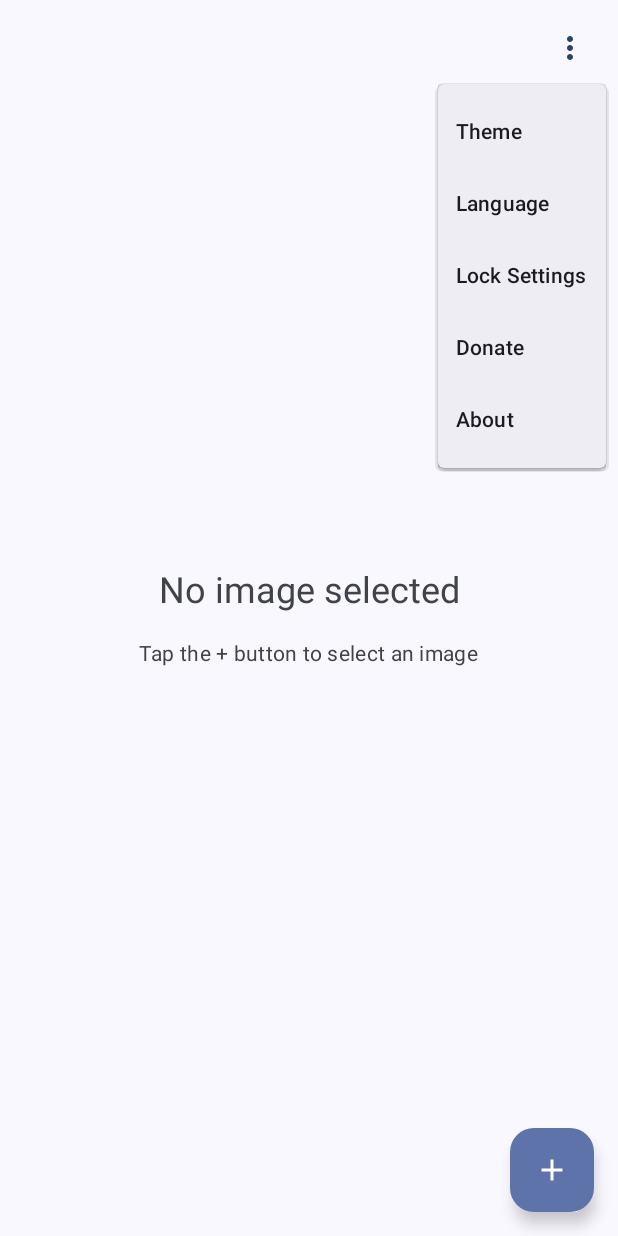
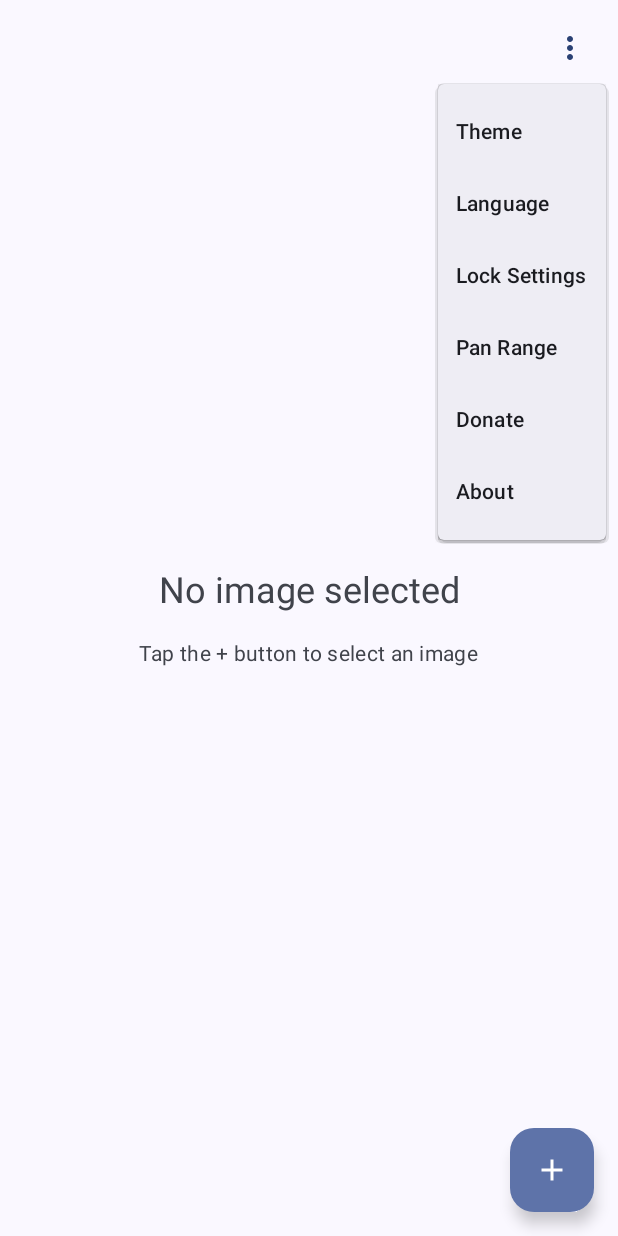
Before and after one commit to zac15987/LockView, an Android app built with Jetpack Compose: the screen it shows after launch (MainActivity), after a tap on "Menu", on a phone screen of 412 x 824 dp. Run offline under Robolectric (Android 15) with nearby library versions, the phone set to English and light mode, and no system bars.

Commit message:
feat: make the pan range adjustable in settings
Adds a "Pan Range" menu item with a slider (5%-50%, step 5%, default 10%) that
sets how much of the image panning must leave on screen. The value is stored in
DataStore by the new PanRangeRepository and passed through SettingsViewModel to
ImageViewer, replacing the fixed MIN_VISIBLE_FRACTION in ImageViewerState.

Raising the value re-clamps the current offset immediately, so a tighter range
does not make the image jump on the next touch.

Co-Authored-By: Claude Opus 5.5 (1M context) <noreply@anthropic.com>
Claude-Session: https://claude.ai/code/session_019GA33kQ3dZcmhYTAVa9xCV

```diff
--- a/app/src/main/java/com/zac15987/lockview/MainActivity.kt
+++ b/app/src/main/java/com/zac15987/lockview/MainActivity.kt
@@ -19,6 +19,7 @@ import androidx.lifecycle.viewmodel.compose.viewModel
 import androidx.lifecycle.compose.collectAsStateWithLifecycle
 import com.zac15987.lockview.data.language.LanguageRepository
 import com.zac15987.lockview.data.lockedcontrols.LockedControlsRepository
+import com.zac15987.lockview.data.panrange.PanRangeRepository
 import com.zac15987.lockview.data.puremode.PureModeRepository
 import com.zac15987.lockview.data.theme.ThemeRepository
 import com.zac15987.lockview.ui.screens.ImageViewerScreen
@@ -106,8 +107,9 @@ class MainActivity : ComponentActivity() {
             val themeRepository = ThemeRepository(this@MainActivity)
             val lockedControlsRepository = LockedControlsRepository(this@MainActivity)
             val pureModeRepository = PureModeRepository(this@MainActivity)
+            val panRangeRepository = PanRangeRepository(this@MainActivity)
             val settingsViewModel: SettingsViewModel = viewModel(
-                factory = SettingsViewModelFactory(themeRepository, languageRepository, lockedControlsRepository, pureModeRepository)
+                factory = SettingsViewModelFactory(themeRepository, languageRepository, lockedControlsRepository, pureModeRepository, panRangeRepository)
             )
             val themePreference = settingsViewModel.themePreference.collectAsStateWithLifecycle()
             val languageChanged = settingsViewModel.languageChanged.collectAsStateWithLifecycle()
--- a/app/src/main/java/com/zac15987/lockview/data/ImageViewerState.kt
+++ b/app/src/main/java/com/zac15987/lockview/data/ImageViewerState.kt
@@ -11,6 +11,7 @@ import androidx.compose.runtime.mutableStateOf
 import androidx.compose.runtime.setValue
 import androidx.compose.ui.geometry.Offset
 import androidx.compose.ui.unit.IntSize
+import com.zac15987.lockview.data.panrange.PanRangeRepository
 import kotlinx.coroutines.async
 import kotlinx.coroutines.coroutineScope
 import kotlin.math.cos
@@ -53,6 +54,10 @@ class ImageViewerState(
     var error: String? by mutableStateOf(null)
     var toastMessage: String? by mutableStateOf(null)
     var isRotationEnabled: Boolean by mutableStateOf(false)
+
+    // Smallest share of the image (per axis) that panning must leave on screen
+    var minVisibleFraction by mutableFloatStateOf(PanRangeRepository.DEFAULT_PERCENT / 100f)
+        private set
 
     // Computed properties
     val imageAspectRatio: Float
@@ -186,6 +191,14 @@ class ImageViewerState(
         updateOffset(newOffset)
     }
 
+    // Re-clamps the current offset, so a tighter range takes effect immediately instead of
+    // making the image jump on the next touch
+    suspend fun updateMinVisibleFraction(fraction: Float) {
+        if (fraction == minVisibleFraction) return
+        minVisibleFraction = fraction
+        updateOffset(offset)
+    }
+
     // Rotation functionality
     suspend fun updateRotation(newRotation: Float) {
         val normalized = newRotation % 360f
@@ -208,11 +221,6 @@ class ImageViewerState(
         _scale.snapTo(fitScale)
     }
 
-    private companion object {
-        // Smallest share of the image (per axis) that panning must leave on screen
-        const val MIN_VISIBLE_FRACTION = 0.1f
-    }
-
     // Calculate bounds for current scale
     private fun calculateBounds(currentScale: Float): Bounds {
         if (layoutSize.width == 0 || layoutSize.height == 0) {
@@ -227,16 +235,16 @@ class ImageViewerState(
         // Per axis, the larger of:
         //  - scaled / 2: any point of the image can be brought to the layout centre, so an area
         //    near the image edge can be centred instead of stopping at the screen edge
-        //  - layout / 2 + scaled * (1/2 - MIN_VISIBLE_FRACTION): the image can be pushed off
-        //    screen until only MIN_VISIBLE_FRACTION of it is left inside the layout
+        //  - layout / 2 + scaled * (1/2 - minVisibleFraction): the image can be pushed off
+        //    screen until only minVisibleFraction of it is left inside the layout
         // Both are continuous in scale, so zooming never makes the offset jump.
         val maxOffsetX = max(
             scaledImageWidth / 2f,
-            layoutSize.width / 2f + scaledImageWidth * (0.5f - MIN_VISIBLE_FRACTION)
+            layoutSize.width / 2f + scaledImageWidth * (0.5f - minVisibleFraction)
         )
         val maxOffsetY = max(
             scaledImageHeight / 2f,
-            layoutSize.height / 2f + scaledImageHeight * (0.5f - MIN_VISIBLE_FRACTION)
+            layoutSize.height / 2f + scaledImageHeight * (0.5f - minVisibleFraction)
         )
 
         return Bounds(
--- /dev/null
+++ b/app/src/main/java/com/zac15987/lockview/data/panrange/PanRangeRepository.kt
@@ -0,0 +1,40 @@
+package com.zac15987.lockview.data.panrange
+
+import android.content.Context
+import androidx.datastore.core.DataStore
+import androidx.datastore.preferences.core.Preferences
+import androidx.datastore.preferences.core.edit
+import androidx.datastore.preferences.core.intPreferencesKey
+import androidx.datastore.preferences.preferencesDataStore
+import kotlinx.coroutines.flow.Flow
+import kotlinx.coroutines.flow.map
+
+private val Context.panRangeDataStore: DataStore<Preferences> by preferencesDataStore(name = "pan_range_preferences")
+
+/**
+ * Stores how much of the image (in percent, per axis) panning must leave on screen.
+ */
+class PanRangeRepository(private val context: Context) {
+
+    private val minVisiblePercentKey = intPreferencesKey("min_visible_percent")
+
+    val minVisiblePercent: Flow<Int> = context.panRangeDataStore.data
+        .map { preferences ->
+            (preferences[minVisiblePercentKey] ?: DEFAULT_PERCENT).coerceIn(MIN_PERCENT, MAX_PERCENT)
+        }
+
+    suspend fun setMinVisiblePercent(percent: Int) {
+        context.panRangeDataStore.edit { preferences ->
+            preferences[minVisiblePercentKey] = percent.coerceIn(MIN_PERCENT, MAX_PERCENT)
+        }
+    }
+
+    companion object {
+        // Below 5% the image can all but vanish; the pan detector covers the whole screen, so
+        // the visible sliver never needs to be large enough to grab
+        const val MIN_PERCENT = 5
+        const val MAX_PERCENT = 50
+        const val STEP_PERCENT = 5
+        const val DEFAULT_PERCENT = 10
+    }
+}
--- a/app/src/main/java/com/zac15987/lockview/viewmodel/SettingsViewModel.kt
+++ b/app/src/main/java/com/zac15987/lockview/viewmodel/SettingsViewModel.kt
@@ -6,6 +6,7 @@ import com.zac15987.lockview.data.language.LanguagePreference
 import com.zac15987.lockview.data.language.LanguageRepository
 import com.zac15987.lockview.data.lockedcontrols.LockedControlsPreference
 import com.zac15987.lockview.data.lockedcontrols.LockedControlsRepository
+import com.zac15987.lockview.data.panrange.PanRangeRepository
 import com.zac15987.lockview.data.puremode.PureModePreference
 import com.zac15987.lockview.data.puremode.PureModeRepository
 import com.zac15987.lockview.data.theme.ThemePreference
@@ -20,7 +21,8 @@ class SettingsViewModel(
     private val themeRepository: ThemeRepository,
     private val languageRepository: LanguageRepository,
     private val lockedControlsRepository: LockedControlsRepository,
-    private val pureModeRepository: PureModeRepository
+    private val pureModeRepository: PureModeRepository,
+    private val panRangeRepository: PanRangeRepository
 ) : ViewModel() {
 
     val themePreference: StateFlow<ThemePreference> = themeRepository.themePreference
@@ -51,6 +53,13 @@ class SettingsViewModel(
             initialValue = PureModePreference.DISABLED
         )
 
+    val panMinVisiblePercent: StateFlow<Int> = panRangeRepository.minVisiblePercent
+        .stateIn(
+            scope = viewModelScope,
+            started = kotlinx.coroutines.flow.SharingStarted.WhileSubscribed(5000),
+            initialValue = PanRangeRepository.DEFAULT_PERCENT
+        )
+
     private val _languageChanged = MutableStateFlow(false)
     val languageChanged: StateFlow<Boolean> = _languageChanged.asStateFlow()
 
@@ -79,6 +88,12 @@ class SettingsViewModel(
         }
     }
 
+    fun setPanMinVisiblePercent(percent: Int) {
+        viewModelScope.launch {
+            panRangeRepository.setMinVisiblePercent(percent)
+        }
+    }
+
     fun onLanguageChangeHandled() {
         _languageChanged.value = false
     }
--- a/app/src/main/java/com/zac15987/lockview/viewmodel/SettingsViewModelFactory.kt
+++ b/app/src/main/java/com/zac15987/lockview/viewmodel/SettingsViewModelFactory.kt
@@ -4,6 +4,7 @@ import androidx.lifecycle.ViewModel
 import androidx.lifecycle.ViewModelProvider
 import com.zac15987.lockview.data.language.LanguageRepository
 import com.zac15987.lockview.data.lockedcontrols.LockedControlsRepository
+import com.zac15987.lockview.data.panrange.PanRangeRepository
 import com.zac15987.lockview.data.puremode.PureModeRepository
 import com.zac15987.lockview.data.theme.ThemeRepository
 
@@ -11,12 +12,13 @@ class SettingsViewModelFactory(
     private val themeRepository: ThemeRepository,
     private val languageRepository: LanguageRepository,
     private val lockedControlsRepository: LockedControlsRepository,
-    private val pureModeRepository: PureModeRepository
+    private val pureModeRepository: PureModeRepository,
+    private val panRangeRepository: PanRangeRepository
 ) : ViewModelProvider.Factory {
     @Suppress("UNCHECKED_CAST")
     override fun <T : ViewModel> create(modelClass: Class<T>): T {
         if (modelClass.isAssignableFrom(SettingsViewModel::class.java)) {
-            return SettingsViewModel(themeRepository, languageRepository, lockedControlsRepository, pureModeRepository) as T
+            return SettingsViewModel(themeRepository, languageRepository, lockedControlsRepository, pureModeRepository, panRangeRepository) as T
         }
         throw IllegalArgumentException("Unknown ViewModel class")
     }
--- a/app/src/main/res/values/strings.xml
+++ b/app/src/main/res/values/strings.xml
@@ -81,4 +81,8 @@
 
     <!-- Accessibility -->
     <string name="zoomable_image">Zoomable image</string>
+    <!-- Pan range -->
+    <string name="pan_range">Pan Range</string>
+    <string name="pan_range_description">How much of the image must stay on screen when you drag it. A lower value lets you move the image further off screen. Double-tap to recenter it.</string>
+    <string name="pan_range_value">Keep at least %1$d%% on screen</string>
 </resources>
```
Also changed, not shown: app/src/main/java/com/zac15987/lockview/ui/components/ZoomableImage.kt (+6 -1 lines), app/src/main/java/com/zac15987/lockview/ui/screens/ImageViewerScreen.kt (+56 -1 lines), 2 other files.
